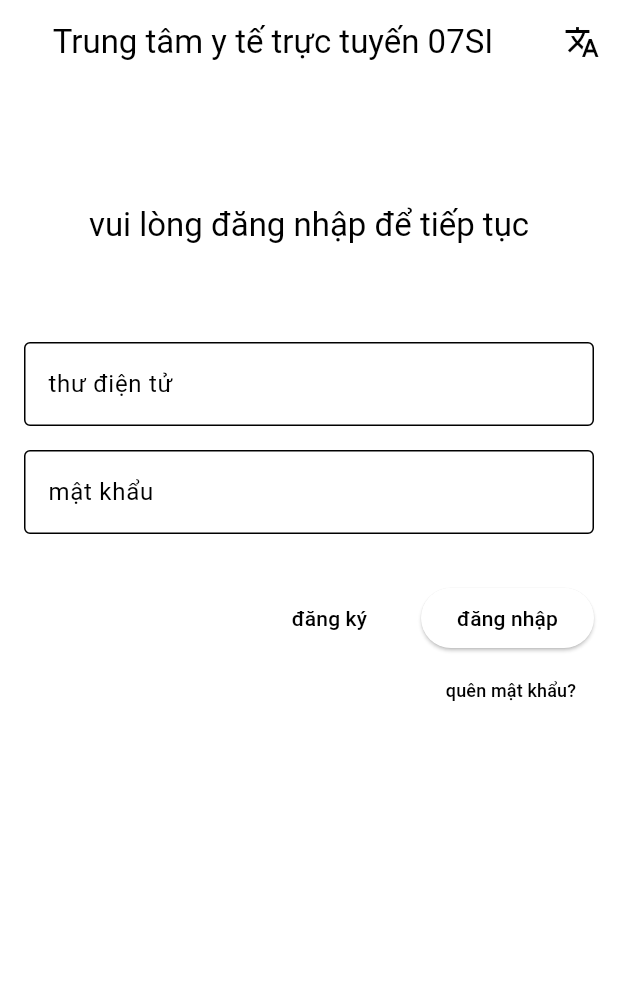
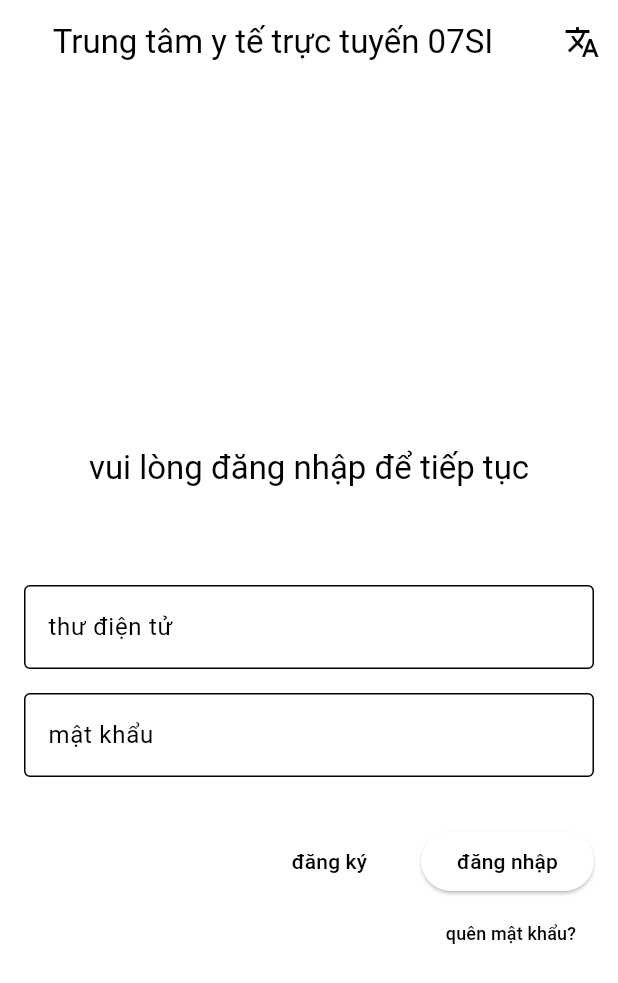
Before and after one commit to DartViet/vinamed2, a Flutter app: the screen it shows after launch, on a phone screen of 412 x 824 dp. Shown: the top 983 px of the screen. Run offline on Flutter 3.47's test engine with Material 3 defaults, Android fonts, the phone set to English and light mode, and no system bars; our stand-ins replace pocketbase; missing offline and left inert: mobile_scanner.

Commit message:
fix: fix GUI

```diff
--- a/lib/pages/user_id/login/login.dart
+++ b/lib/pages/user_id/login/login.dart
@@ -43,6 +43,9 @@ class LoginState extends State<Login> {
         builder: (context, child) {
           return Form(
             key: _formKey,
+            child: Center(
+              child: ConstrainedBox(
+                constraints: BoxConstraints(maxWidth: 500, minWidth: 300),
                 child: Padding(
                   padding: const EdgeInsets.all(16.0),
                   child: SingleChildScrollView(
@@ -120,21 +123,27 @@ class LoginState extends State<Login> {
                                                 .trim()
                                                 .toLowerCase(),
                                         password:
-                                        passwordFormFieldController.text.trim(),
+                                            passwordFormFieldController.text
+                                                .trim(),
                                       )
                                       .then((value) {
                                         Navigator.pushNamed(
                                           context,
                                           NamedRoutes.home,
                                         );
-                                    UserModel.fromJson(value.record.toJson());
+                                        UserModel.fromJson(
+                                          value.record.toJson(),
+                                        );
                                         Navigator.pushNamed(
                                           context,
                                           NamedRoutes.home,
                                         );
                                       })
                                       .catchError((error) {
-                                    showFSnackBar(context, error.toString());
+                                        showFSnackBar(
+                                          context,
+                                          error.toString(),
+                                        );
                                       });
                                 },
                                 child: Text(LanguageService.instance.signin),
@@ -161,6 +170,8 @@ class LoginState extends State<Login> {
                     ),
                   ),
                 ),
+              ),
+            ),
           );
         },
       ),
```
Lines whose indentation alone changed are shown as unchanged.
